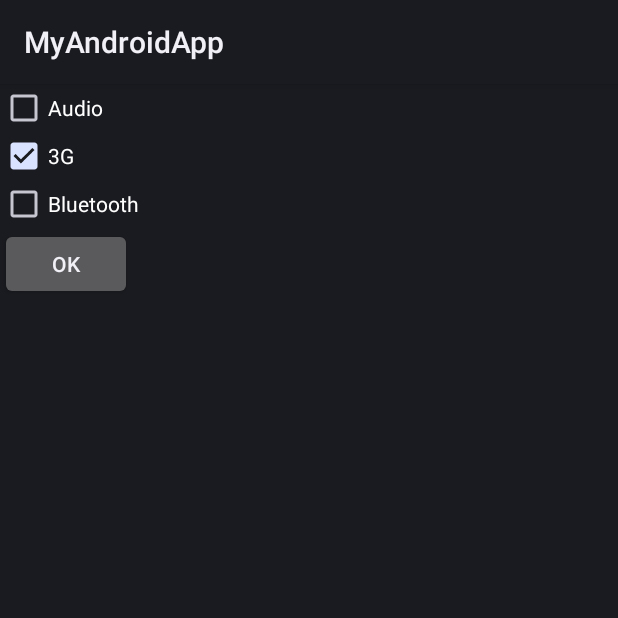
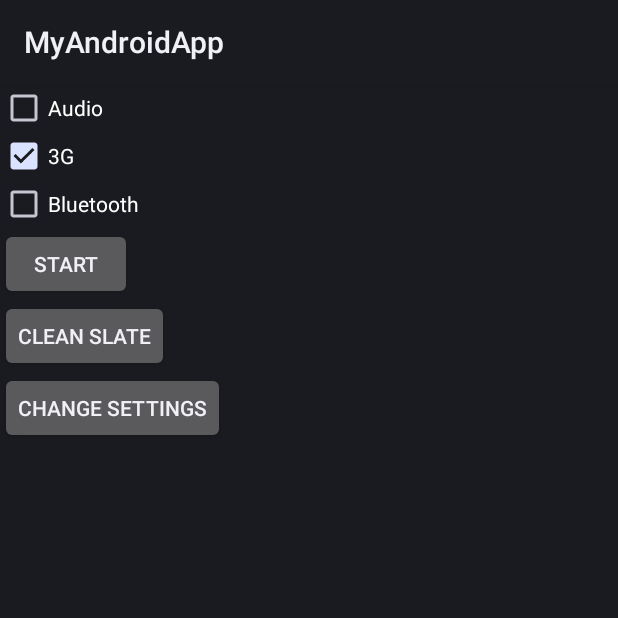
Before and after one commit to chetanmelkani/Hackbot1.0, an Android app: the screen it shows after launch (EventSettingsActivity), on a phone screen of 412 x 824 dp, the top half of it. Run offline under Robolectric (Android 15) with nearby library versions, the phone set to English and light mode, and no system bars; libraries missing offline, so code that uses them is left out: com.facebook.stetho; 2 statements that could not run were skipped.

Commit message:
added new buttons for additional functionality

```diff
--- a/app/src/main/java/com/hackbot/activity/EventSettingsActivity.java
+++ b/app/src/main/java/com/hackbot/activity/EventSettingsActivity.java
@@ -175,4 +175,13 @@ public class EventSettingsActivity extends Activity {
         stopService(new Intent(getBaseContext(), EventListenerService.class));
         stopService(new Intent(getBaseContext(), ActionService.class));
     }
+
+    public void cleanSlate(View view) {
+
+        //This will wipe the entire DB
+    }
+
+    public void changeSettings(View view) {
+        //This will enable to change the settings
+    }
 }
--- a/app/src/main/res/layout/activity_event_settings.xml
+++ b/app/src/main/res/layout/activity_event_settings.xml
@@ -31,4 +31,19 @@
         android:layout_height="wrap_content"
         android:text="@string/btn_ok" />
 
+
+    <Button
+        android:id="@+id/buttonCleanSlate"
+        android:layout_width="wrap_content"
+        android:layout_height="wrap_content"
+        android:text="@string/btn_cleanSlate"
+        android:onClick="cleanSlate"/>
+
+    <Button
+        android:id="@+id/buttonChangeSettings"
+        android:layout_width="wrap_content"
+        android:layout_height="wrap_content"
+        android:text="@string/btn_changeSettings"
+        android:onClick="changeSettings"/>
+
 </LinearLayout>
--- a/app/src/main/res/values/strings.xml
+++ b/app/src/main/res/values/strings.xml
@@ -6,7 +6,9 @@
     <string name="chk_Audio">Audio</string>
     <string name="chk_3G">3G</string>
     <string name="chk_Bluetooth">Bluetooth</string>
-    <string name="btn_ok">Ok</string>
+    <string name="btn_ok">Start</string>
+    <string name="btn_cleanSlate">Clean Slate</string>
+    <string name="btn_changeSettings">Change Settings</string>
 
 
 </resources>
```
